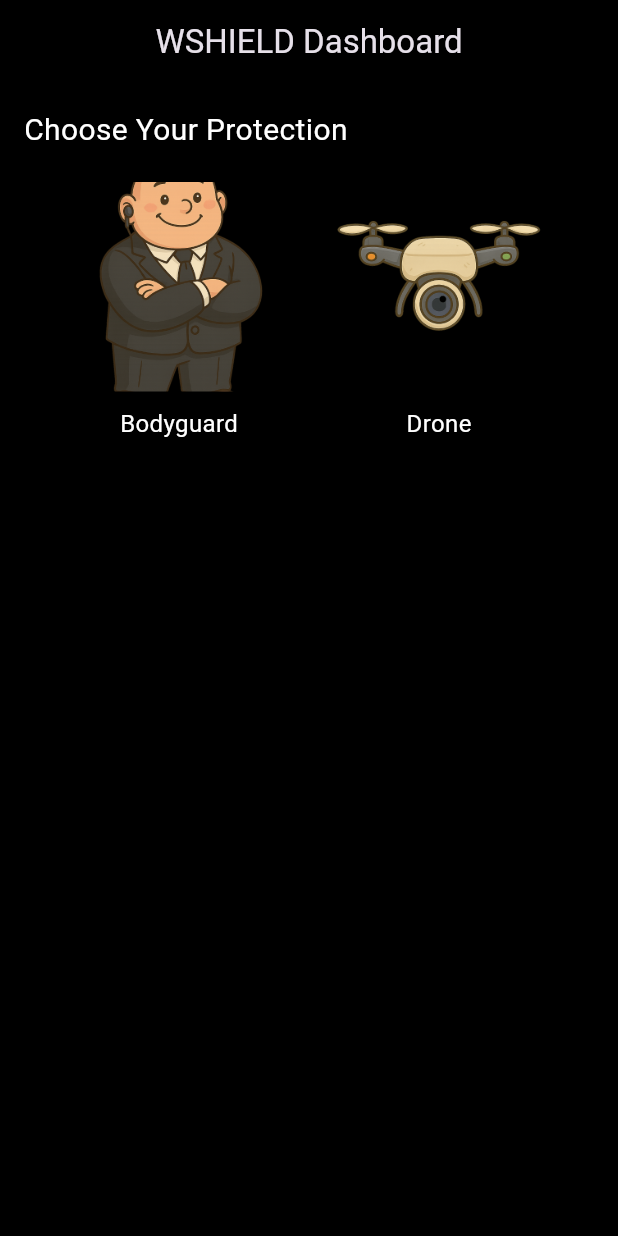
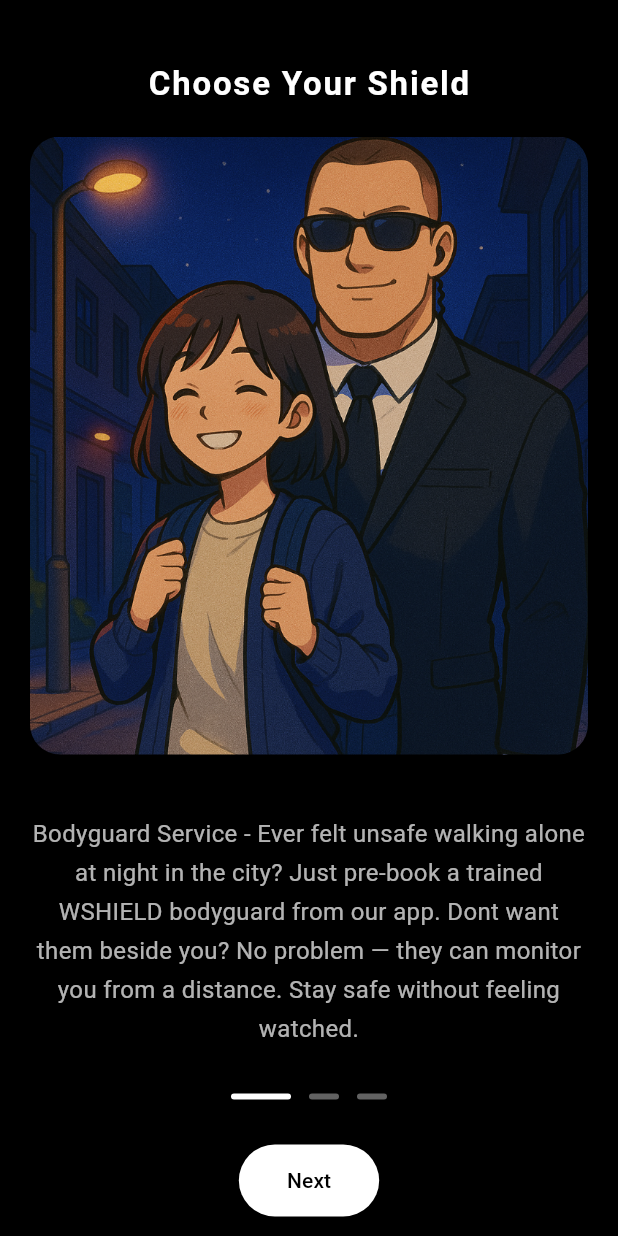
Before and after one commit to Veerendra184/wshield_app, a Flutter app: the DashboardScreen screen opened directly, on a phone screen of 412 x 824 dp. Run offline on Flutter 3.47's test engine with Material 3 defaults, Android fonts, the phone set to English and light mode, and no system bars; Roboto replaces fonts that are missing (RobotoThin).

Commit message:
✅ Day X: Added image slider UI, updated dashboard layout

```diff
--- a/lib/screens/dashboard_screen.dart
+++ b/lib/screens/dashboard_screen.dart
@@ -1,73 +1,129 @@
 import 'package:flutter/material.dart';
-import 'hire_bodyguard_screen.dart';
-import 'drone_surveillance_screen.dart';
 
-class DashboardScreen extends StatelessWidget {
+class DashboardScreen extends StatefulWidget {
   const DashboardScreen({super.key});
 
   @override
+  State<DashboardScreen> createState() => _DashboardScreenState();
+}
+
+class _DashboardScreenState extends State<DashboardScreen> {
+  int _currentIndex = 0;
+
+  final List<Map<String, String>> slides = [
+    {
+      'image': 'lib/assets/bodyguard_detail.png',
+      'desc': 'Bodyguard Service - Ever felt unsafe walking alone at night in the city? Just pre-book a trained WSHIELD bodyguard from our app. Dont want them beside you? No problem — they can monitor you from a distance. Stay safe without feeling watched.',
+    },
+    {
+      'image': 'lib/assets/drone_detail.png',
+      'desc': " Drone Surveillance - What if no one can reach you in time? Our drone follows you silently, capturing live footage from above. If danger is sensed, Drone Will be Reacting to it. Aerial eyes when your'e truly alone.",
+    },
+    {
+      'image': 'lib/assets/bag_detail.png',
+      'desc': 'Smart Safety Bag - Who helps you when no one’s around — and no proof exists? Our bag includes a 360° camera + hidden panic button.One press alerts nearby WSHIELD volunteers.It captures real-time footage — useful for social proof and legal steps.',
+    },
+  ];
+
+  void _goToNext() {
+    setState(() {
+      _currentIndex = (_currentIndex + 1) % slides.length;
+    });
+  }
+
+  @override
   Widget build(BuildContext context) {
+    final currentSlide = slides[_currentIndex];
+    final screenHeight = MediaQuery.of(context).size.height;
+
     return Scaffold(
       backgroundColor: Colors.black,
-      appBar: AppBar(
-        title: const Text("WSHIELD Dashboard"),
-        centerTitle: true,
-        backgroundColor: Colors.black,
-      ),
-      body: Padding(
-        padding: const EdgeInsets.all(16),
-        child: Column(
-          crossAxisAlignment: CrossAxisAlignment.start,
+      body: Column(
         children: [
-            const Text("Choose Your Protection", style: TextStyle(fontSize: 20, color: Colors.white)),
-            const SizedBox(height: 20),
-            Row(
-              mainAxisAlignment: MainAxisAlignment.spaceEvenly,
-              children: [
-                _buildImageTile(
-                  context,
-                  imagePath: 'lib/assets/bodyguard.png',
-                  label: "Bodyguard",
-                  onTap: () => Navigator.push(
-                    context,
-                    MaterialPageRoute(builder: (_) => const HireBodyguardScreen()),
+          const SizedBox(height: 40),
+          const Text(
+            'Choose Your Shield',
+            style: TextStyle(
+              fontSize: 22,
+              fontWeight: FontWeight.bold,
+              color: Colors.white,
+              letterSpacing: 1.2,
             ),
           ),
-                _buildImageTile(
-                  context,
-                  imagePath: 'lib/assets/drone.png',
-                  label: "Drone",
-                  onTap: () => Navigator.push(
-                    context,
-                    MaterialPageRoute(builder: (_) => const DroneSurveillanceScreen()),
+          const SizedBox(height: 20),
+
+          // Image
+          Padding(
+            padding: const EdgeInsets.symmetric(horizontal: 20),
+            child: ClipRRect(
+              borderRadius: BorderRadius.circular(20),
+              child: SizedBox(
+                height: screenHeight * 0.5,
+                width: double.infinity,
+                child: Image.asset(
+                  currentSlide['image']!,
+                  fit: BoxFit.cover,
                 ),
               ),
-              ],
+            ),
+          ),
+
+          // Description + Slide Indicator + Button
+          Expanded(
+            child: Container(
+              padding: const EdgeInsets.all(20),
+              width: double.infinity,
+              child: Column(
+                children: [
+                  const SizedBox(height: 20),
+
+                  // Description
+                  Text(
+                    currentSlide['desc']!,
+                    textAlign: TextAlign.center,
+                    style: const TextStyle(
+                      color: Colors.white70,
+                      fontSize: 16,
+                      fontFamily: 'RobotoThin',
+                      height: 1.6,
+                    ),
+                  ),
+
+                  const SizedBox(height: 30),
+
+                  // 🔘 Slide Indicator Dashes
+                  Row(
+                    mainAxisAlignment: MainAxisAlignment.center,
+                    children: List.generate(slides.length, (index) {
+                      return AnimatedContainer(
+                        duration: const Duration(milliseconds: 300),
+                        margin: const EdgeInsets.symmetric(horizontal: 6),
+                        height: 4,
+                        width: _currentIndex == index ? 40 : 20,
+                        decoration: BoxDecoration(
+                          color: _currentIndex == index ? Colors.white : Colors.white38,
+                          borderRadius: BorderRadius.circular(10),
+                        ),
+                      );
+                    }),
+                  ),
+
+                  const SizedBox(height: 30),
+
+                  // ✅ NEXT Button
+                  ElevatedButton(
+                    onPressed: _goToNext,
+                    style: ElevatedButton.styleFrom(
+                      backgroundColor: Colors.white,
+                      foregroundColor: Colors.black,
+                      padding: const EdgeInsets.symmetric(horizontal: 32, vertical: 14),
+                    ),
+                    child: const Text("Next"),
                   ),
                 ],
               ),
             ),
-    );
-  }
-
-  Widget _buildImageTile(BuildContext context, {required String imagePath, required String label, required VoidCallback onTap}) {
-    return GestureDetector(
-      onTap: onTap,
-      child: Column(
-        children: [
-          Container(
-            width: 140,
-            height: 140,
-            decoration: BoxDecoration(
-              borderRadius: BorderRadius.circular(12),
-              image: DecorationImage(
-                image: AssetImage(imagePath),
-                fit: BoxFit.cover,
           ),
-            ),
-          ),
-          const SizedBox(height: 10),
-          Text(label, style: const TextStyle(color: Colors.white, fontSize: 16)),
         ],
       ),
     );
--- a/pubspec.yaml
+++ b/pubspec.yaml
@@ -56,7 +56,11 @@ flutter:
   assets:
     - lib/assets/bg_black_white.png
     - lib/assets/bodyguard.png
+    - lib/assets/bodyguard_detail.png
     - lib/assets/drone.png
+    - lib/assets/drone_detail.png
+    - lib/assets/bag.png
+    - lib/assets/bag_detail.png
 
 
 
```
Also changed, not shown: lib/assets/bag.png (added), lib/assets/bag_detail.png (added), lib/assets/bodyguard_detail.png (added), lib/assets/drone_detail.png (added). Lines whose indentation alone changed are shown as unchanged.
